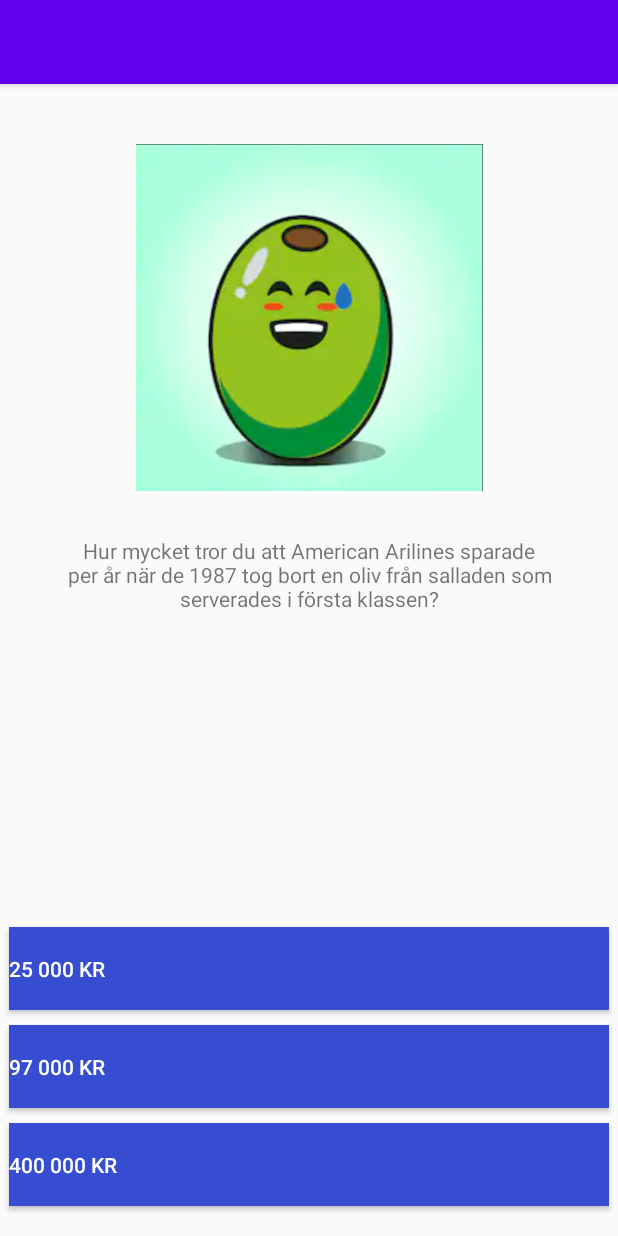
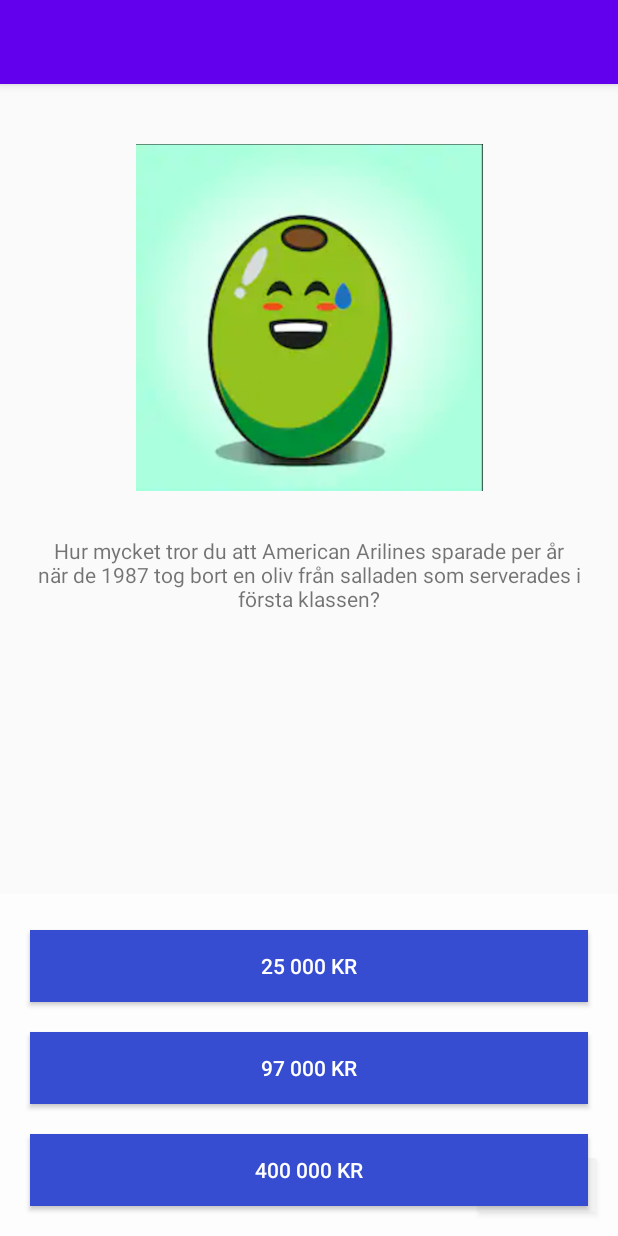
Before and after one commit to MinjaCheng/FunQuiz, an Android app: the QuestionActivity screen opened directly, with no data from a screen before it, on a phone screen of 412 x 824 dp. Run offline under Robolectric (Android 15) with nearby library versions, the phone set to English and light mode, and no system bars; Roboto replaces fonts that are not available here.

Commit message:
Added fragment for fun facts and changed play layout

```diff
--- a/app/build.gradle
+++ b/app/build.gradle
@@ -30,6 +30,7 @@
     implementation 'androidx.core:core-ktx:1.3.1'
     implementation 'androidx.appcompat:appcompat:1.2.0'
     implementation 'androidx.constraintlayout:constraintlayout:2.0.1'
+    implementation 'androidx.legacy:legacy-support-v4:1.0.0'
     testImplementation 'junit:junit:4.12'
     androidTestImplementation 'androidx.test.ext:junit:1.1.2'
     androidTestImplementation 'androidx.test.espresso:espresso-core:3.3.0'
--- /dev/null
+++ b/app/src/main/java/com/example/funquiz/FactFragment.kt
@@ -0,0 +1,59 @@
+package com.example.funquiz
+
+import android.os.Bundle
+import androidx.fragment.app.Fragment
+import android.view.LayoutInflater
+import android.view.View
+import android.view.ViewGroup
+
+// TODO: Rename parameter arguments, choose names that match
+// the fragment initialization parameters, e.g. ARG_ITEM_NUMBER
+private const val ARG_PARAM1 = "param1"
+private const val ARG_PARAM2 = "param2"
+
+/**
+ * A simple [Fragment] subclass.
+ * Use the [OptionButtonFragment.newInstance] factory method to
+ * create an instance of this fragment.
+ */
+class OptionButtonFragment : Fragment() {
+    // TODO: Rename and change types of parameters
+    private var param1: String? = null
+    private var param2: String? = null
+
+    override fun onCreate(savedInstanceState: Bundle?) {
+        super.onCreate(savedInstanceState)
+        arguments?.let {
+            param1 = it.getString(ARG_PARAM1)
+            param2 = it.getString(ARG_PARAM2)
+        }
+    }
+
+    override fun onCreateView(
+        inflater: LayoutInflater, container: ViewGroup?,
+        savedInstanceState: Bundle?
+    ): View? {
+        // Inflate the layout for this fragment
+        return inflater.inflate(R.layout.fragment_fact, container, false)
+    }
+
+    companion object {
+        /**
+         * Use this factory method to create a new instance of
+         * this fragment using the provided parameters.
+         *
+         * @param param1 Parameter 1.
+         * @param param2 Parameter 2.
+         * @return A new instance of fragment OptionButtonFragment.
+         */
+        // TODO: Rename and change types and number of parameters
+        @JvmStatic
+        fun newInstance(param1: String, param2: String) =
+            OptionButtonFragment().apply {
+                arguments = Bundle().apply {
+                    putString(ARG_PARAM1, param1)
+                    putString(ARG_PARAM2, param2)
+                }
+            }
+    }
+}
--- a/app/src/main/java/com/example/funquiz/QuestionActivity.kt
+++ b/app/src/main/java/com/example/funquiz/QuestionActivity.kt
@@ -2,7 +2,6 @@
 
 import androidx.appcompat.app.AppCompatActivity
 import android.os.Bundle
-import android.util.Log
 import android.widget.Button
 import android.widget.TextView
 
@@ -15,15 +14,15 @@
 
         question.text = getString(R.string.questionOne)
 
-        val guessButton1 = findViewById<Button>(R.id.guessButton1)
+        val guessButton1 = findViewById<Button>(R.id.optionButtonOne)
 
         guessButton1.text = "25 000 kr"
 
-        val guessButton2 = findViewById<Button>(R.id.guessButton2)
+        val guessButton2 = findViewById<Button>(R.id.optionButtonTwo)
 
         guessButton2.text = "97 000 kr"
 
-        val guessButton3 = findViewById<Button>(R.id.guessButton3)
+        val guessButton3 = findViewById<Button>(R.id.optionButtonThree)
 
         guessButton3.text = "400 000 kr"
     }
--- a/app/src/main/res/layout/activity_question.xml
+++ b/app/src/main/res/layout/activity_question.xml
@@ -8,9 +8,11 @@
 
     <ImageView
         android:id="@+id/imageView"
-        android:layout_width="279dp"
+        android:layout_width="match_parent"
         android:layout_height="231dp"
+        android:layout_marginStart="20dp"
         android:layout_marginTop="40dp"
+        android:layout_marginEnd="20dp"
         android:contentDescription="TODO"
         app:layout_constraintEnd_toEndOf="parent"
         app:layout_constraintStart_toStartOf="parent"
@@ -19,9 +21,11 @@
 
     <TextView
         android:id="@+id/questionTextView"
-        android:layout_width="350dp"
-        android:layout_height="128dp"
+        android:layout_width="match_parent"
+        android:layout_height="wrap_content"
+        android:layout_marginStart="20dp"
         android:layout_marginTop="30dp"
+        android:layout_marginEnd="20dp"
         android:text="TextView"
         android:textAlignment="center"
         app:layout_constraintEnd_toEndOf="parent"
@@ -29,46 +33,58 @@
         app:layout_constraintTop_toBottomOf="@+id/imageView" />
 
     <Button
-        android:id="@+id/guessButton1"
-        android:layout_width="400dp"
-        android:layout_height="55dp"
+        android:id="@+id/optionButtonOne"
+        android:layout_width="match_parent"
+        android:layout_height="wrap_content"
         android:layout_marginStart="20dp"
         android:layout_marginEnd="20dp"
-        android:layout_marginBottom="10dp"
+        android:layout_marginBottom="20dp"
         android:background="#364DD1"
         android:text="Button"
-        android:textAlignment="textStart"
+        android:textAlignment="center"
         android:textColor="#FFFFFF"
-        app:layout_constraintBottom_toTopOf="@+id/guessButton2"
+        app:layout_constraintBottom_toTopOf="@+id/optionButtonTwo"
         app:layout_constraintEnd_toEndOf="parent"
         app:layout_constraintStart_toStartOf="parent" />
 
     <Button
-        android:id="@+id/guessButton2"
-        android:layout_width="400dp"
-        android:layout_height="55dp"
+        android:id="@+id/optionButtonTwo"
+        android:layout_width="match_parent"
+        android:layout_height="wrap_content"
         android:layout_marginStart="20dp"
         android:layout_marginEnd="20dp"
-        android:layout_marginBottom="10dp"
+        android:layout_marginBottom="20dp"
         android:background="#364DD1"
         android:text="Button"
-        android:textAlignment="textStart"
+        android:textAlignment="center"
         android:textColor="#FFFFFF"
-        app:layout_constraintBottom_toTopOf="@+id/guessButton3"
+        app:layout_constraintBottom_toTopOf="@+id/optionButtonThree"
         app:layout_constraintEnd_toEndOf="parent"
         app:layout_constraintStart_toStartOf="parent" />
 
     <Button
-        android:id="@+id/guessButton3"
-        android:layout_width="400dp"
-        android:layout_height="55dp"
+        android:id="@+id/optionButtonThree"
+        android:layout_width="match_parent"
+        android:layout_height="wrap_content"
+        android:layout_marginStart="20dp"
+        android:layout_marginEnd="20dp"
         android:layout_marginBottom="20dp"
         android:background="#364DD1"
         android:text="Button"
-        android:textAlignment="viewStart"
+        android:textAlignment="center"
         android:textColor="#FFFFFF"
         app:layout_constraintBottom_toBottomOf="parent"
         app:layout_constraintEnd_toEndOf="parent"
         app:layout_constraintStart_toStartOf="parent" />
 
+    <fragment
+        android:id="@+id/fragment"
+        android:name="com.example.funquiz.OptionButtonFragment"
+        android:layout_width="match_parent"
+        android:layout_height="228dp"
+        app:layout_constraintBottom_toBottomOf="parent"
+        app:layout_constraintEnd_toEndOf="parent"
+        app:layout_constraintHorizontal_bias="0.0"
+        app:layout_constraintStart_toStartOf="parent" />
+
 </androidx.constraintlayout.widget.ConstraintLayout>
--- a/app/src/main/res/values/strings.xml
+++ b/app/src/main/res/values/strings.xml
@@ -5,5 +5,7 @@
     <string name="quiz_title2">men Värdelöst Vetande</string>
     <string name="button_play">Spela</string>
     <string name="questionOne">Hur mycket tror du att American Arilines sparade per år när de 1987 tog bort en oliv från salladen som serverades i första klassen?</string>
+    <!-- TODO: Remove or change this placeholder text -->
+    <string name="hello_blank_fragment">Hello blank fragment</string>
 
 </resources>
```
Also changed, not shown: app/src/main/res/layout/fragment_fact.xml (added, +36 -0 lines).
